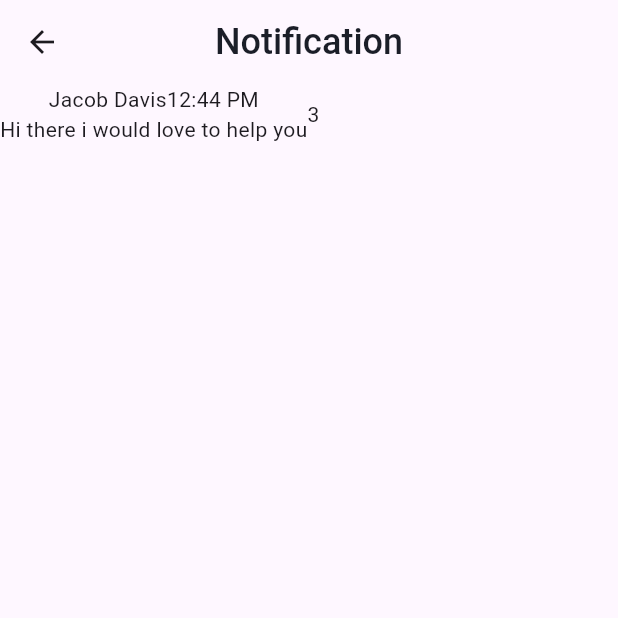
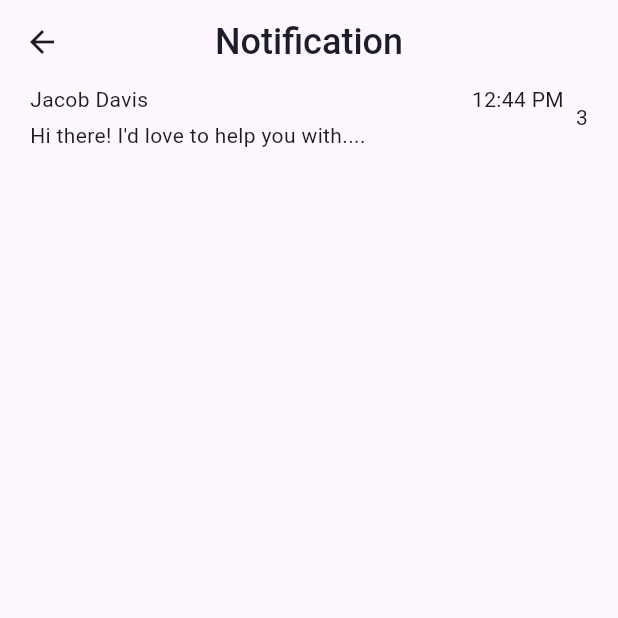
Before and after one commit to rayhantmt/Damaged303, a Flutter app: the NotificationsView screen opened directly, on a phone screen of 412 x 824 dp, the top half of it. Run offline on Flutter 3.47's test engine with Material 3 defaults, Android fonts, the phone set to English and light mode, and no system bars; our stand-ins replace get.

Commit message:
notifiaction view working

```diff
--- a/lib/app/common_widgets/notification_helper.dart
+++ b/lib/app/common_widgets/notification_helper.dart
@@ -1,20 +1,43 @@
 import 'package:flutter/material.dart';
 
 class NotificationHelper extends StatelessWidget {
-  const NotificationHelper({super.key});
-
+  const NotificationHelper({
+    super.key,
+    required this.name,
+    required this.hint_notification,
+    required this.notification_count,
+    required this.notification_time,
+  });
+  final String name;
+  final String hint_notification;
+  final String notification_count;
+  final String notification_time;
   @override
   Widget build(BuildContext context) {
-    return Row(
-      children: [
-        Column(
-          children: [
-            Row(children: [Text('Jacob Davis'), Text('12:44 PM')]),
-            Text('Hi there i would love to help you'),
-          ],
-        ),
-        Text('3'),
-      ],
+    return Padding(
+      padding: const EdgeInsets.only(left: 20, right: 20),
+      child: Row(
+        crossAxisAlignment:
+            CrossAxisAlignment.center, // Changed from start to center
+        children: [
+          Expanded(
+            child: Column(
+              crossAxisAlignment: CrossAxisAlignment.start,
+              children: [
+                Row(
+                  mainAxisAlignment: MainAxisAlignment.spaceBetween,
+                  children: [Text(name), Text(notification_time)],
+                ),
+                SizedBox(height: 4),
+                Text(hint_notification),
+              ],
+            ),
+          ),
+          SizedBox(width: 8),
+
+          Text(notification_count),
+        ],
+      ),
     );
   }
 }
--- a/lib/app/modules/notifications/notifications_view.dart
+++ b/lib/app/modules/notifications/notifications_view.dart
@@ -18,7 +18,16 @@ class NotificationsView extends StatelessWidget {
           ),
         ),
       ),
-      body: Column(children: [NotificationHelper()]),
+      body: Column(
+        children: [
+          NotificationHelper(
+            name: 'Jacob Davis',
+            notification_time: "12:44 PM",
+            hint_notification: "Hi there! I'd love to help you with....",
+            notification_count: '3',
+          ),
+        ],
+      ),
     );
   }
 }
```
